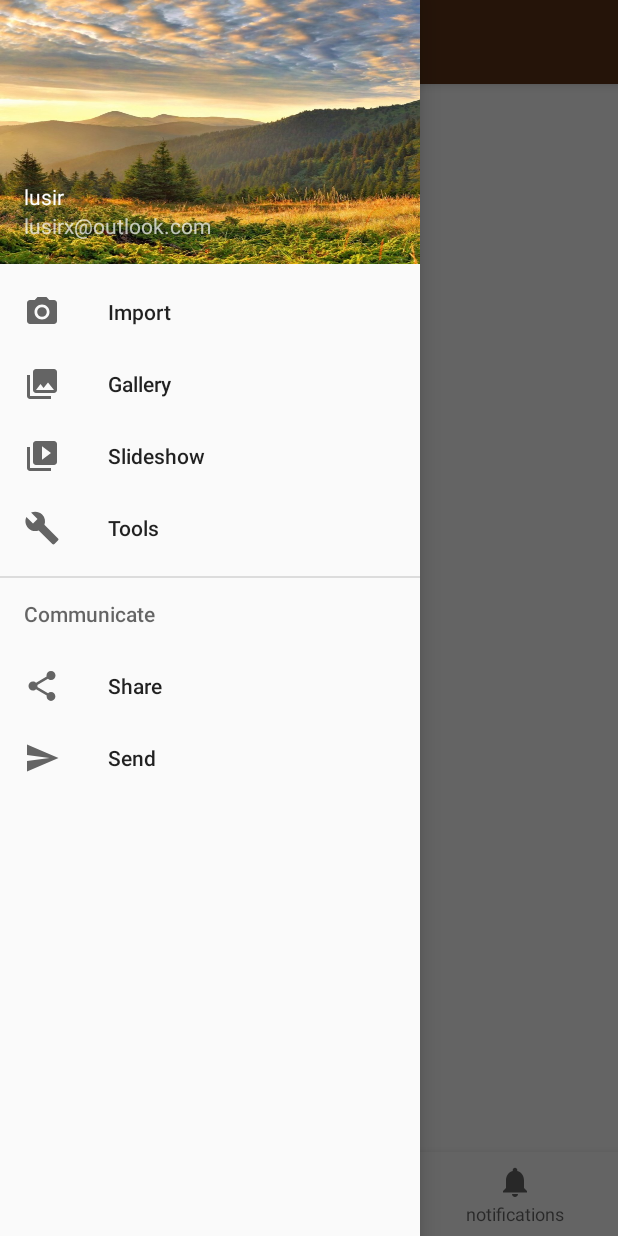
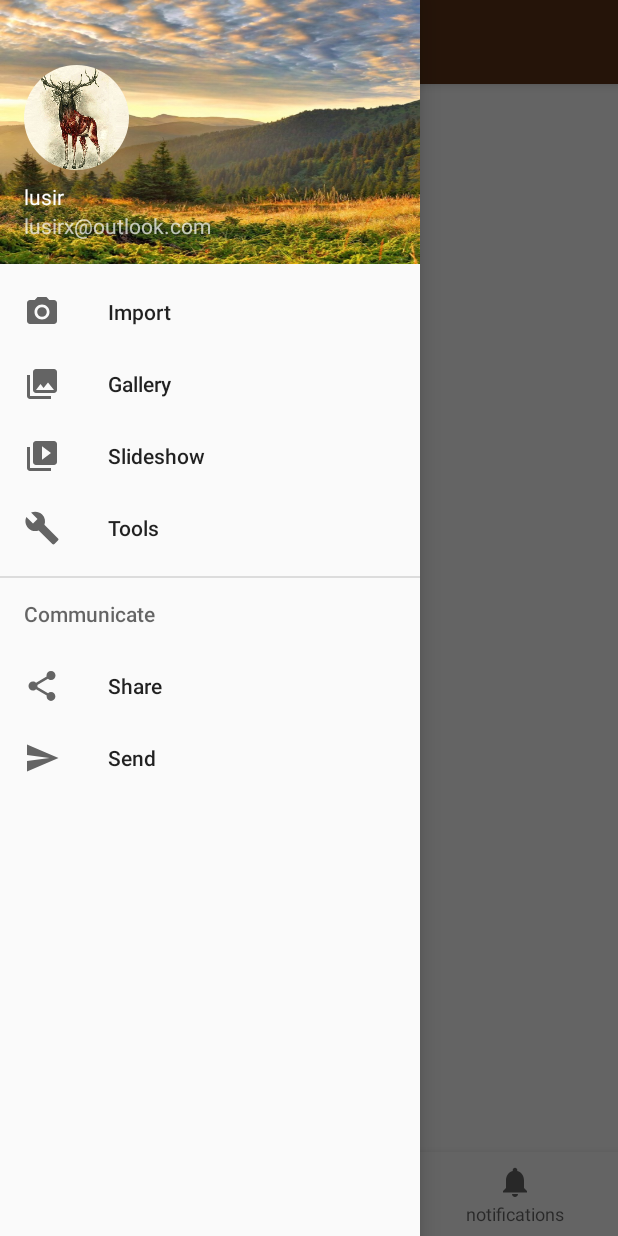
Before and after one commit to VisionFox/followmeAndroid, an Android app: the MainActivity screen opened directly, with no data from a screen before it, with the side drawer open, on a phone screen of 412 x 824 dp. Run offline under Robolectric (Android 15) with nearby library versions, the phone set to English and light mode, and no system bars; our stand-ins replace CircleImageView.

Commit message:
加头像，加fragment

```diff
--- a/app/build.gradle
+++ b/app/build.gradle
@@ -29,6 +29,6 @@ dependencies {
     implementation group: 'com.squareup.okhttp3', name: 'okhttp', version: '3.10.0'
     implementation group: 'com.google.code.gson', name: 'gson', version: '2.8.4'
     implementation 'com.android.support:design:26.1.0'
-    implementation group: 'de.hdodenhof', name: 'circleimageview', version: '2.2.0'
+    implementation group: 'de.hdodenhof', name: 'circleimageview', version: '2.1.0'
 
 }
--- /dev/null
+++ b/app/src/main/java/com/followme/activity/Fragment_home.java
@@ -0,0 +1,19 @@
+package com.followme.activity;
+
+import android.os.Bundle;
+import android.support.annotation.Nullable;
+import android.support.v4.app.Fragment;
+import android.view.LayoutInflater;
+import android.view.View;
+import android.view.ViewGroup;
+
+import com.followme.lusir.followmeandroid.R;
+
+public class Fragment_home extends Fragment {
+    @Nullable
+    @Override
+    public View onCreateView(LayoutInflater inflater, @Nullable ViewGroup container, @Nullable Bundle savedInstanceState) {
+        View view = inflater.inflate(R.layout.fragment_home, container, false);
+        return view;
+    }
+}
--- a/app/src/main/java/com/followme/activity/MainActivity.java
+++ b/app/src/main/java/com/followme/activity/MainActivity.java
@@ -3,10 +3,10 @@ package com.followme.activity;
 import android.os.Bundle;
 import android.support.annotation.NonNull;
 import android.support.design.widget.BottomNavigationView;
-import android.support.design.widget.FloatingActionButton;
-import android.support.design.widget.Snackbar;
+import android.support.v4.app.Fragment;
+import android.support.v4.app.FragmentManager;
+import android.support.v4.app.FragmentTransaction;
 import android.util.Log;
-import android.view.View;
 import android.support.design.widget.NavigationView;
 import android.support.v4.view.GravityCompat;
 import android.support.v4.widget.DrawerLayout;
@@ -22,7 +22,7 @@ import com.followme.lusir.followmeandroid.R;
 public class MainActivity extends AppCompatActivity
         implements NavigationView.OnNavigationItemSelectedListener {
 
-    private TextView mTextMessage;
+
     private BottomNavigationView.OnNavigationItemSelectedListener mOnNavigationItemSelectedListener
             = new BottomNavigationView.OnNavigationItemSelectedListener() {
 
@@ -30,18 +30,25 @@ public class MainActivity extends AppCompatActivity
         public boolean onNavigationItemSelected(@NonNull MenuItem item) {
             switch (item.getItemId()) {
                 case R.id.navigation_home:
-                    mTextMessage.setText("home");
+                    replaceFragment(new Fragment_home());
                     return true;
                 case R.id.navigation_dashboard:
-                    mTextMessage.setText("dashboard");
+                    replaceFragment(new Fragment_dashboard());
                     return true;
                 case R.id.navigation_notifications:
-                    mTextMessage.setText("notifications");
+                    replaceFragment(new Fragment_notification());
                     return true;
             }
             return false;
         }
     };
+
+    private void replaceFragment(Fragment fragment) {
+        FragmentManager fragmentManager = getSupportFragmentManager();
+        FragmentTransaction transaction = fragmentManager.beginTransaction();
+        transaction.replace(R.id.main_frame_layout, fragment);
+        transaction.commit();
+    }
 
     @Override
     protected void onCreate(Bundle savedInstanceState) {
@@ -50,20 +57,9 @@ public class MainActivity extends AppCompatActivity
         Toolbar toolbar = (Toolbar) findViewById(R.id.toolbar);
         setSupportActionBar(toolbar);
 
-        //主面板文字变化
-        mTextMessage = (TextView) findViewById(R.id.message);
+
         BottomNavigationView navigation = (BottomNavigationView) findViewById(R.id.navigation);
         navigation.setOnNavigationItemSelectedListener(mOnNavigationItemSelectedListener);
-
-//        //浮标
-//        FloatingActionButton fab = (FloatingActionButton) findViewById(R.id.fab);
-//        fab.setOnClickListener(new View.OnClickListener() {
-//            @Override
-//            public void onClick(View view) {
-//                Snackbar.make(view, "Replace with your own action", Snackbar.LENGTH_LONG)
-//                        .setAction("Action", null).show();
-//            }
-//        });
 
         //侧边栏划出效果
         DrawerLayout drawer = (DrawerLayout) findViewById(R.id.drawer_layout);
@@ -74,6 +70,7 @@ public class MainActivity extends AppCompatActivity
 
         NavigationView navigationView = (NavigationView) findViewById(R.id.nav_view);
         navigationView.setNavigationItemSelectedListener(this);
+        replaceFragment(new Fragment_home());
     }
 
     @Override
@@ -85,33 +82,6 @@ public class MainActivity extends AppCompatActivity
             super.onBackPressed();
         }
     }
-
-    @Override
-    public boolean onCreateOptionsMenu(Menu menu) {
-        // Inflate the menu; this adds items to the action bar if it is present.
-
-//        toolbar上面的setting键、、、、、、、、、、
-
-//        getMenuInflater().inflate(R.menu.main, menu);
-        return true;
-    }
-
-    @Override
-    public boolean onOptionsItemSelected(MenuItem item) {
-        // Handle action bar item clicks here. The action bar will
-        // automatically handle clicks on the Home/Up button, so long
-        // as you specify a parent activity in AndroidManifest.xml.
-        int id = item.getItemId();
-
-        //noinspection SimplifiableIfStatement
-        if (id == R.id.action_settings) {
-            return true;
-        }
-
-        return super.onOptionsItemSelected(item);
-    }
-
-
 
 
     /**
--- a/app/src/main/res/layout/nav_header_main.xml
+++ b/app/src/main/res/layout/nav_header_main.xml
@@ -13,21 +13,12 @@
     android:theme="@style/ThemeOverlay.AppCompat.Dark">
 
 
-
-    <!--<ImageView-->
-        <!--android:id="@+id/imageView"-->
-        <!--android:layout_width="wrap_content"-->
-        <!--android:layout_height="wrap_content"-->
-        <!--android:contentDescription="@string/nav_header_desc"-->
-        <!--android:paddingTop="@dimen/nav_header_vertical_spacing"-->
-        <!--app:srcCompat="@mipmap/ic_launcher_round" />-->
-
-    <!--&lt;!&ndash;&lt;!&ndash;头像&ndash;&gt;&ndash;&gt;-->
-    <!--<de.hdodenhof.circleimageview.CircleImageView-->
-    <!--android:layout_width="70dp"-->
-    <!--android:layout_height="70dp"-->
-    <!--android:layout_centerInParent="true"-->
-    <!--android:src="@drawable/nav_avatar" />-->
+    <!--&lt;!&ndash;头像&ndash;&gt;-->
+    <de.hdodenhof.circleimageview.CircleImageView
+    android:layout_width="70dp"
+    android:layout_height="70dp"
+    android:layout_centerInParent="true"
+    android:src="@drawable/nav_avatar" />
 
     <TextView
         android:layout_width="match_parent"
```
Also changed, not shown: app/src/main/java/com/followme/activity/Fragment_dashboard.java (added, +19 -0 lines), app/src/main/java/com/followme/activity/Fragment_notification.java (added, +19 -0 lines), app/src/main/res/layout/app_bar_main.xml (+0 -11 lines), app/src/main/res/layout/content_main_inner.xml (+6 -13 lines), app/src/main/res/layout/fragment_dashboard.xml (added, +13 -0 lines), app/src/main/res/layout/fragment_home.xml (added, +13 -0 lines), app/src/main/res/layout/fragment_notifications.xml (added, +13 -0 lines), app/src/main/res/drawable-xhdpi/login_account.png (renamed from app/src/main/res/drawable/login_account.png), app/src/main/res/drawable-xhdpi/login_bg_01.jpg (renamed from app/src/main/res/drawable/login_bg_01.jpg), app/src/main/res/drawable-xhdpi/login_logo_01.png (renamed from app/src/main/res/drawable/login_logo_01.png), app/src/main/res/drawable-xhdpi/nav_avatar.jpg (renamed from app/src/main/res/drawable/nav_avatar.jpg), app/src/main/res/drawable-xhdpi/nav_background.jpeg (renamed from app/src/main/res/drawable/nav_background.jpeg), app/src/main/res/drawable-xhdpi/register_logo_01.png (renamed from app/src/main/res/drawable/register_logo_01.png), 2 other files.
